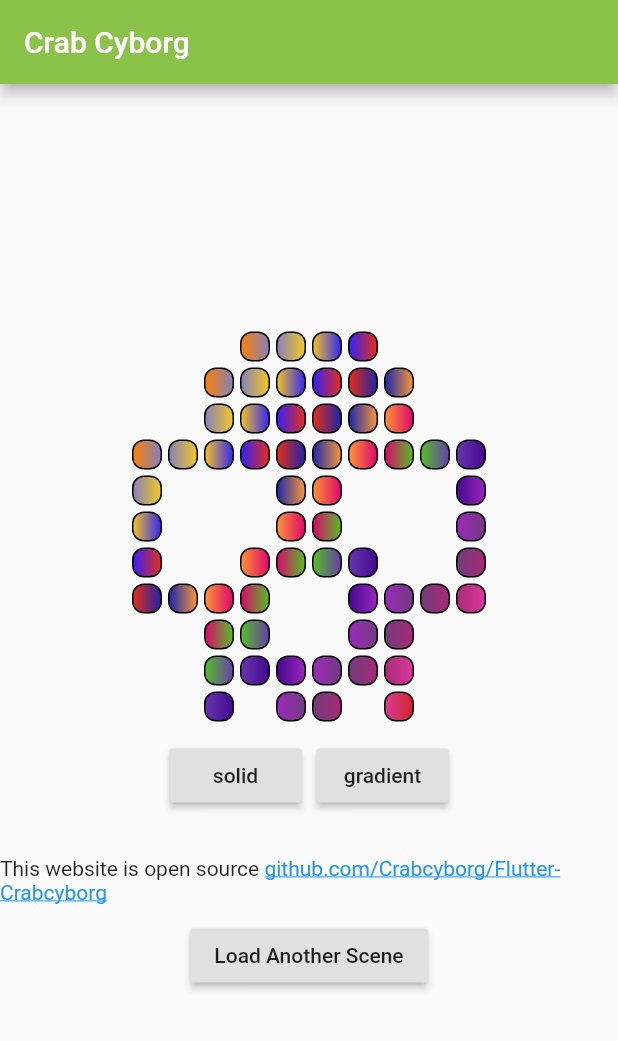
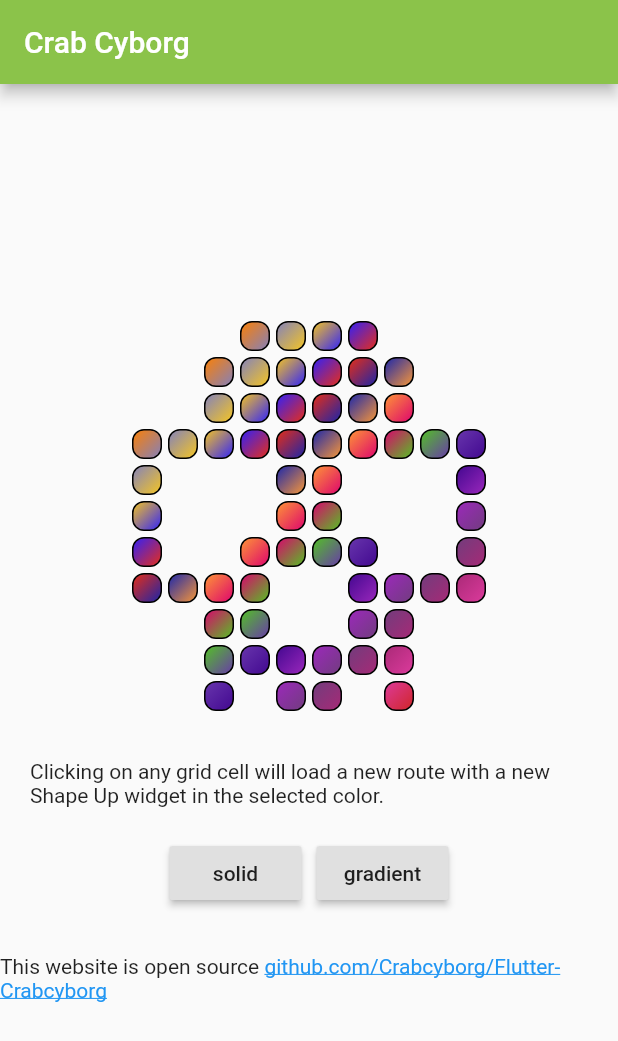
Before and after one commit to Crabcyborg/Flutter-Crabcyborg, a Flutter app: the screen it shows after launch, on a phone screen of 412 x 824 dp. Shown: the top 1041 px of the screen. Run offline on Flutter 3.47's test engine with Material 2 defaults, Android fonts, the phone set to English and light mode, and no system bars; drawn by our look-alikes of flutter_linkify.

Commit message:
second route updates

```diff
--- a/lib/main.dart
+++ b/lib/main.dart
@@ -23,9 +23,43 @@ List<Color> colors;
 
 void main() => runApp(MyApp());
 
-String style = "gradient";
+String style = 'gradient';
 
 List<List> grid = [];
+
+List<Widget> renderShapeUp(Animation animation, int overrideColorIndex, Function onTap) => grid.map<Widget>(
+    (row) => Row(
+      mainAxisAlignment: MainAxisAlignment.center,
+      children: row.map<Widget>(
+        (value) => InkWell(
+          onTap: onTap != null && !value['empty'] ? () => onTap(
+            (value['colorIndex'] + (animation != null ? animation.value.toInt() : 0)) % colors.length
+          ) : null,
+          child: Container(
+            width: 20,
+            height: 20,
+            margin: const EdgeInsets.all(2.0),
+            decoration: new BoxDecoration(
+              color: overrideColorIndex != null ? (value['empty'] ? null : colors[overrideColorIndex]) : (value['empty'] ? null : colors[(value['colorIndex'] + (animation != null ? animation.value.toInt() : 0)) % colors.length]),
+              gradient: value['empty'] || style != 'gradient' || overrideColorIndex != null ? null : new LinearGradient(
+                begin: Alignment(-1.0, -1.0),
+                end: Alignment(1.0, 1.0),
+                colors: value['empty'] || overrideColorIndex != null ? [] : [
+                  colors[(value['colorIndex'] + (animation != null ? animation.value.toInt() : 0)) % colors.length],
+                  colors[(value['colorIndex'] + (animation != null ? animation.value.toInt() : 0) + 1) % colors.length]
+                ],
+              ),
+              border: value['empty'] ? null : new Border.all(
+                  width: 1.0,
+                  style: BorderStyle.solid
+              ),
+              borderRadius: new BorderRadius.all(new Radius.circular(8.0)),
+            ),
+          )
+        )
+      ).toList()
+    )
+).toList();
 
 class MyApp extends StatelessWidget {
   @override
@@ -90,7 +124,7 @@ class _MyHomePageState extends State<MyHomePage> with SingleTickerProviderStateM
           "x": x,
           "y": y,
           "empty": empty,
-          "colorIndex": empty ? null : x+y
+          "colorIndex": empty ? null : x+y,
         });
 
 				if(targetIndex++ == 7) {
@@ -134,33 +168,12 @@ class _MyHomePageState extends State<MyHomePage> with SingleTickerProviderStateM
       ),
       body: Column(
           mainAxisAlignment: MainAxisAlignment.center,
-          children: grid.map<Widget>(
-              (row) => Row(
-                mainAxisAlignment: MainAxisAlignment.center,
-                children: row.map<Widget>(
-                  (value) => Container(
-                    width: 20,
-                    height: 20,
-                    margin: const EdgeInsets.all(2.0),
-                    decoration: new BoxDecoration(
-                      color: value['empty'] ? null : colors[(value['colorIndex'] + animation.value.toInt()) % colors.length],
-                      gradient: value['empty'] || style != 'gradient' ? null : new LinearGradient(
-                        colors: value['empty'] ? [] : [
-                          colors[(value['colorIndex'] + animation.value.toInt()) % colors.length],
-                          colors[(value['colorIndex'] + animation.value.toInt() + 1) % colors.length]
-                        ],
-                      ),
-                      border: value['empty'] ? null : new Border.all(
-                          width: 1.0,
-                          style: BorderStyle.solid
-                      ),
-                      borderRadius: new BorderRadius.all(new Radius.circular(8.0)),
-                    ),
-                  )
-                ).toList()
-              )
-          ).toList()
+          children: renderShapeUp(animation, null, (colorIndex) => Navigator.push(
+            context,
+            MaterialPageRoute(builder: (context) => SecondRoute(colorIndex: colorIndex)),
+          ))
           ..add(SizedBox(height: 10))
+          ..add(Container(padding: const EdgeInsets.all(20.0), child: Text('Clicking on any grid cell will load a new route with a new Shape Up widget in the selected color.')))
           ..add(
             Row(
               mainAxisAlignment: MainAxisAlignment.center,
@@ -193,38 +206,28 @@ class _MyHomePageState extends State<MyHomePage> with SingleTickerProviderStateM
               )
             )
           )
-          ..add(
-            Container(
-              margin: const EdgeInsets.only(top: 10.0),
-              child: RaisedButton(
-                child: Text('Load Another Scene'),
-                onPressed: () {
-                  Navigator.push(
-                    context,
-                    MaterialPageRoute(builder: (context) => SecondRoute()),
-                  );
-                },
-              )
-            ))
       ),
     );
   }
 }
 
 class SecondRoute extends StatelessWidget {
+
+  final int colorIndex;
+
+  SecondRoute({Key key, @required this.colorIndex}) : super(key: key);
+
   @override
   Widget build(BuildContext context) {
     return Scaffold(
       appBar: AppBar(
-        title: Text("Second Route"),
+        title: Text("Selected Color"),
       ),
       body: Center(
-        child: RaisedButton(
-          onPressed: () {
-            Navigator.pop(context);
-          },
-          child: Text('Go back!'),
-        ),
+        child: Column(
+          mainAxisAlignment: MainAxisAlignment.center,
+          children: renderShapeUp(null, colorIndex, null)
+        )
       ),
     );
   }
```
